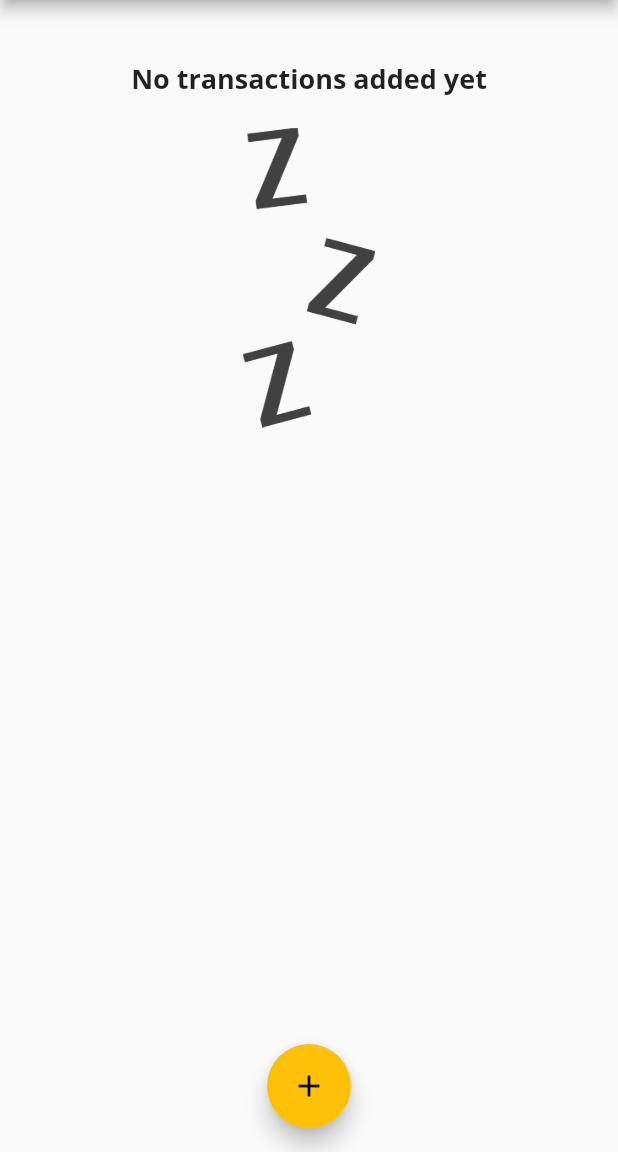
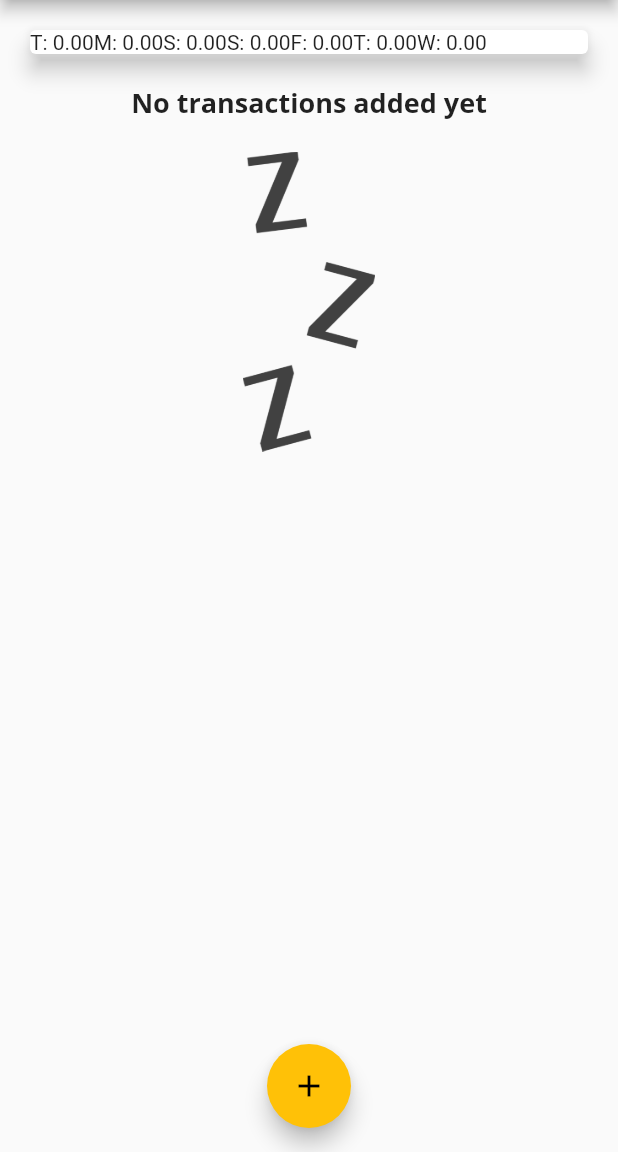
Before and after one commit to gramme01/expense_tracker, a Flutter app: the screen it shows after launch, on a phone screen of 412 x 824 dp, the part 84-1236 px from its top. Run offline on Flutter 3.47's test engine with Material 2 defaults, Android fonts, the phone set to English and light mode, and no system bars.

Commit message:
Code Chart Bar

```diff
--- a/lib/widgets/chart.dart
+++ b/lib/widgets/chart.dart
@@ -25,7 +25,7 @@ class Chart extends StatelessWidget {
       print(totalSum);
 
       return {
-        'day': DateFormat.E().format(weekDay),
+        'day': DateFormat.E().format(weekDay).substring(0, 1),
         'amount': totalSum.toStringAsFixed(2),
       };
     });
@@ -38,7 +38,9 @@ class Chart extends StatelessWidget {
       elevation: 6,
       margin: EdgeInsets.all(20),
       child: Row(
-        children: <Widget>[],
+        children: groupedTxValues.map((data) {
+          return Text('${data['day']}: ${data['amount']}');
+        }).toList(),
       ),
     );
   }
```
Also changed, not shown: lib/widgets/chart_bar.dart (added, +45 -0 lines).
